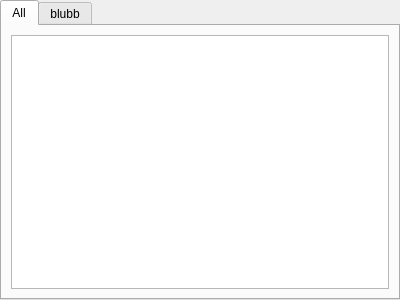
First picture: the form in source/VIEW/WIDGETS/sequenceControl.ui, repository BALL-Project/ball, before the edit.
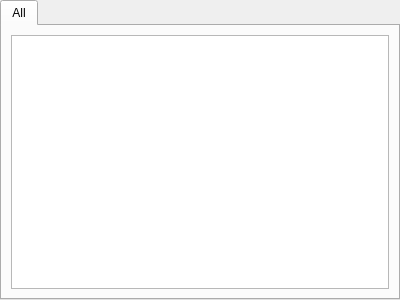
Second picture: the form after the edit.

```diff
--- a/source/VIEW/WIDGETS/sequenceControl.ui
+++ b/source/VIEW/WIDGETS/sequenceControl.ui
@@ -26,11 +26,6 @@
     </item>
    </layout>
   </widget>
-  <widget class="QWidget" name="tab">
-   <attribute name="title">
-    <string>blubb</string>
-   </attribute>
-  </widget>
  </widget>
  <resources/>
  <connections/>
```
Left out of the diff: 4 changed lines with no effect on the pictures.
